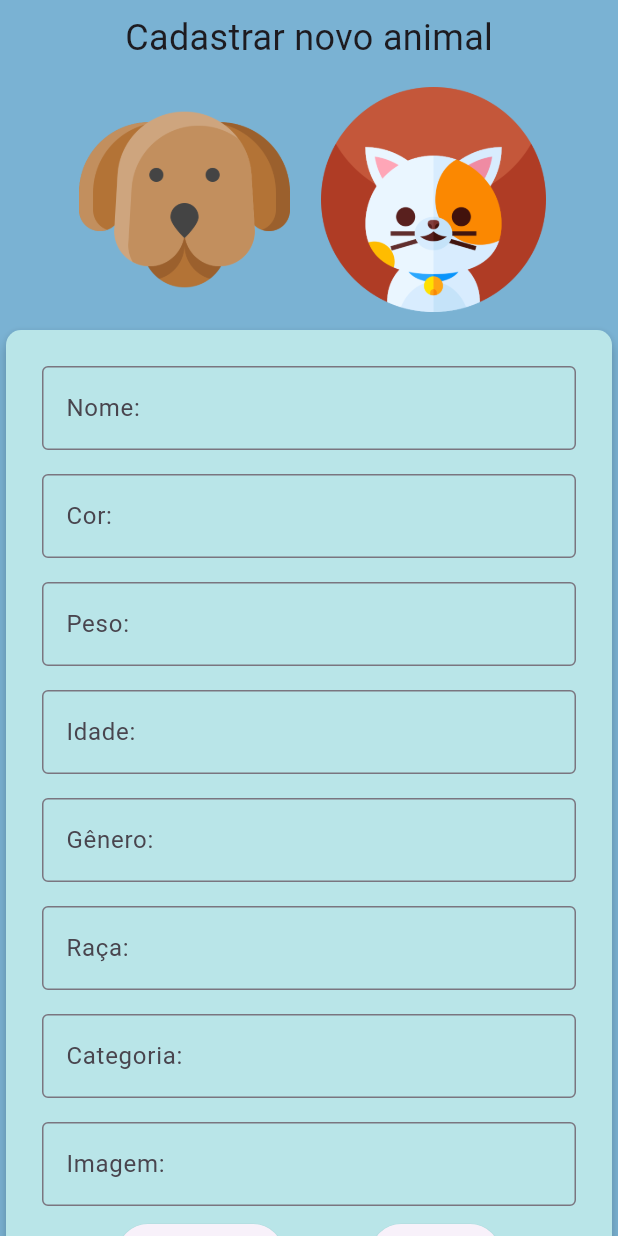
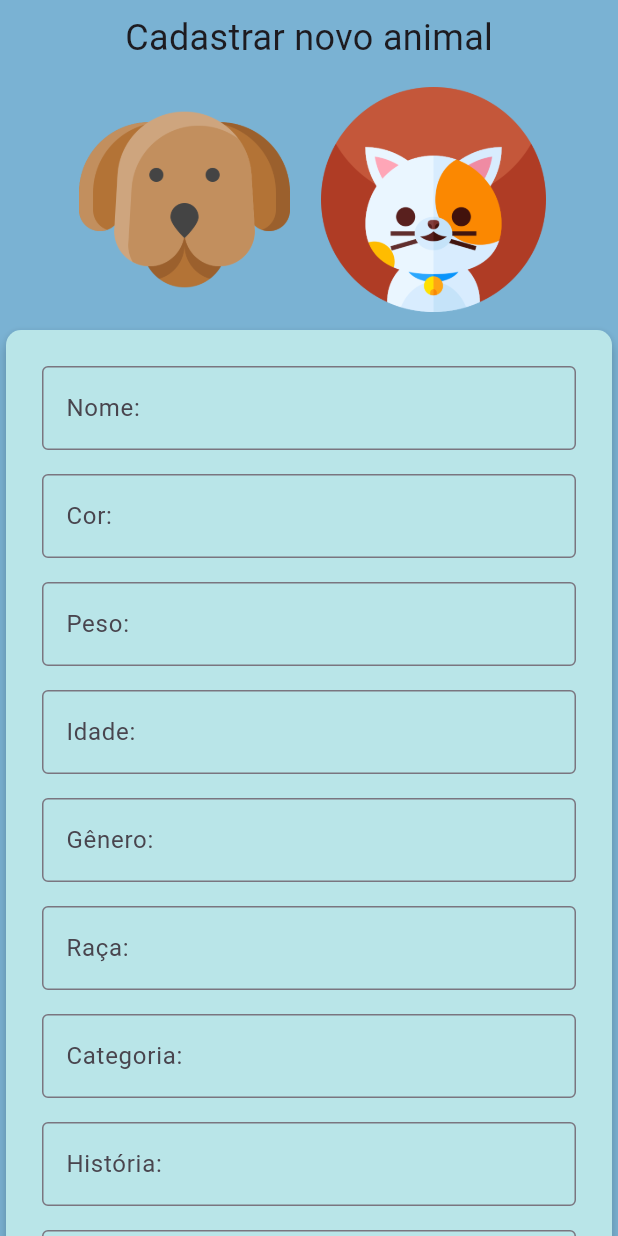
Before and after one commit to RafaAugustoFS/petAdopted, a Flutter app: the PetForm screen opened directly, on a phone screen of 412 x 824 dp. Run offline on Flutter 3.47's test engine with Material 3 defaults, Android fonts, the phone set to English and light mode, and no system bars; our stand-ins replace shared_preferences; accounts and stored records are empty; network calls fail.

Commit message:
Adicionando lógica para o criar pet e o get pet.

```diff
--- a/lib/models/pet_model.dart
+++ b/lib/models/pet_model.dart
@@ -3,6 +3,10 @@ class PetModel {
   final int age;
   final double weight;
   final String color;
+  final String gender;
+  final String breed;
+  final String category;
+  final String story;
   final List<String> images;
 
   PetModel({
@@ -10,6 +14,10 @@ class PetModel {
     required this.age,
     required this.weight,
     required this.color,
+    required this.gender,
+    required this.breed,
+    required this.category,
+    required this.story,
     required this.images,
   });
 
@@ -20,6 +28,10 @@ class PetModel {
       age: json['age'] ?? 0,           // Idade padrão
       weight: (json['weight'] ?? 0).toDouble(), // Peso padrão, convertido para double
       color: json['color'] ?? 'Unknown',
+      gender: json['gender'] ?? 'Unknown',
+      breed: json['breed'] ?? 'Unknown',
+      category: json['category'] ?? 'Unknown',
+      story: json['story'] ?? 'Unknown',
       images: List<String>.from(json['images'] ?? []), // Garante uma lista vazia se null
     );
   }
@@ -31,6 +43,10 @@ class PetModel {
       'age': age,
       'weight': weight,
       'color': color,
+      'gender': gender,
+      'breed': breed,
+      'category': category,
+      'story': story,
       'images': images,
     };
   }
@@ -44,9 +60,4 @@ class PetModel {
   String get description {
     return "Este é um pet adorável que está à espera de um lar.";
   }
-
-  /// Retorna o gênero do pet, fixo ou baseado na lógica da aplicação.
-  String get gender {
-    return "Masculino"; // Exemplo fixo; ajuste conforme necessário
-  }
 }
--- a/lib/view/cadastro_pet.dart
+++ b/lib/view/cadastro_pet.dart
@@ -19,8 +19,9 @@ class _PetFormState extends State<PetForm> {
   TextEditingController weightController = TextEditingController();
   TextEditingController ageController = TextEditingController();
   TextEditingController genderController = TextEditingController();
-  TextEditingController raceController = TextEditingController();
+  TextEditingController breedController = TextEditingController();
   TextEditingController categoryController = TextEditingController();
+  TextEditingController storyController = TextEditingController();
   TextEditingController imageController = TextEditingController();
   List<PetModel> pets = [];
 
@@ -32,8 +33,9 @@ class _PetFormState extends State<PetForm> {
         weightController.text.isEmpty ||
         ageController.text.isEmpty ||
         genderController.text.isEmpty ||
-        raceController.text.isEmpty ||
+        breedController.text.isEmpty ||
         categoryController.text.isEmpty ||
+        storyController.text.isEmpty ||
         imageController.text.isEmpty) {
       ScaffoldMessenger.of(context).showSnackBar(
         SnackBar(content: Text('Por favor, preencha todos os campos.')),
@@ -61,8 +63,9 @@ class _PetFormState extends State<PetForm> {
       'weight': weightController.text,
       'age': ageController.text,
       'gender': genderController.text,
-      'race': raceController.text,
+      'breed': breedController.text,
       'category': categoryController.text,
+      'story': storyController.text,
       'images': imageController.text,
     });
 
@@ -200,7 +203,7 @@ class _PetFormState extends State<PetForm> {
                       Padding(
                         padding: EdgeInsets.all(8.0),
                         child: TextField(
-                          controller: raceController,
+                          controller: breedController,
                           decoration: InputDecoration(
                             border: OutlineInputBorder(),
                             labelText: 'Raça:',
@@ -214,6 +217,16 @@ class _PetFormState extends State<PetForm> {
                           decoration: InputDecoration(
                             border: OutlineInputBorder(),
                             labelText: 'Categoria:',
+                          ),
+                        ),
+                      ),
+                      Padding(
+                        padding: EdgeInsets.all(8.0),
+                        child: TextField(
+                          controller: storyController,
+                          decoration: InputDecoration(
+                            border: OutlineInputBorder(),
+                            labelText: 'História:',
                           ),
                         ),
                       ),
--- a/lib/view/perfil_pet.dart
+++ b/lib/view/perfil_pet.dart
@@ -37,7 +37,11 @@ class PetDetailPage extends StatelessWidget {
               infoCard(info: "Cor: ${pet.color}"),
               infoCard(info: "Idade: ${pet.age} anos"),
               infoCard(info: "Raça: ${pet.color}"),
-              infoCard(info: "Peso: ${pet.weight} kg")
+              infoCard(info: "Peso: ${pet.weight} kg"),
+              infoCard(info: "Raça: ${pet.breed}"),
+              infoCard(info: "Gênero: ${pet.gender}"),
+              infoCard(info: "Categoria: ${pet.category}"),
+              infoCard(info: "História: ${pet.story}")
             ],
           ),
         ),
```
